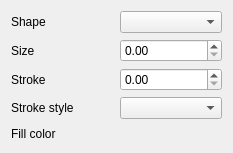
The window that SuSto-Engine-QT/shape.ui (SimonStoyanov/SuSto-Engine-QT) describes before a commit, drawn with Qt 5.
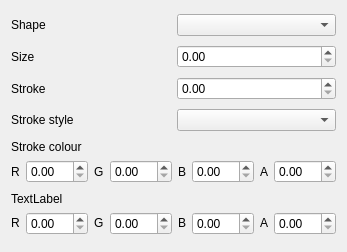
The same window after the commit.

Commit message: Working on component transform and shape

The edit to the form file:
```diff
--- a/SuSto-Engine-QT/shape.ui
+++ b/SuSto-Engine-QT/shape.ui
@@ -6,8 +6,8 @@
    <rect>
     <x>0</x>
     <y>0</y>
-    <width>233</width>
-    <height>153</height>
+    <width>347</width>
+    <height>252</height>
    </rect>
   </property>
   <property name="windowTitle">
@@ -77,16 +77,172 @@
     </layout>
    </item>
    <item>
-    <layout class="QHBoxLayout" name="scl_layout">
-     <property name="topMargin">
-      <number>0</number>
-     </property>
+    <layout class="QVBoxLayout" name="verticalLayout_3">
      <item>
       <widget class="QLabel" name="label_3">
+       <property name="sizePolicy">
+        <sizepolicy hsizetype="Preferred" vsizetype="Fixed">
+         <horstretch>0</horstretch>
+         <verstretch>0</verstretch>
+        </sizepolicy>
+       </property>
        <property name="text">
-        <string>Fill color</string>
+        <string>Stroke colour</string>
        </property>
       </widget>
+     </item>
+     <item>
+      <layout class="QHBoxLayout" name="horizontalLayout_5">
+       <item>
+        <widget class="QLabel" name="label_6">
+         <property name="sizePolicy">
+          <sizepolicy hsizetype="Fixed" vsizetype="Preferred">
+           <horstretch>0</horstretch>
+           <verstretch>0</verstretch>
+          </sizepolicy>
+         </property>
+         <property name="text">
+          <string>R</string>
+         </property>
+        </widget>
+       </item>
+       <item>
+        <widget class="QDoubleSpinBox" name="doubleSpinBox_3"/>
+       </item>
+       <item>
+        <widget class="QLabel" name="label_7">
+         <property name="sizePolicy">
+          <sizepolicy hsizetype="Fixed" vsizetype="Preferred">
+           <horstretch>0</horstretch>
+           <verstretch>0</verstretch>
+          </sizepolicy>
+         </property>
+         <property name="text">
+          <string>G</string>
+         </property>
+        </widget>
+       </item>
+       <item>
+        <widget class="QDoubleSpinBox" name="doubleSpinBox"/>
+       </item>
+       <item>
+        <widget class="QLabel" name="label_8">
+         <property name="sizePolicy">
+          <sizepolicy hsizetype="Fixed" vsizetype="Preferred">
+           <horstretch>0</horstretch>
+           <verstretch>0</verstretch>
+          </sizepolicy>
+         </property>
+         <property name="text">
+          <string>B</string>
+         </property>
+        </widget>
+       </item>
+       <item>
+        <widget class="QDoubleSpinBox" name="doubleSpinBox_2"/>
+       </item>
+       <item>
+        <widget class="QLabel" name="label_9">
+         <property name="sizePolicy">
+          <sizepolicy hsizetype="Fixed" vsizetype="Preferred">
+           <horstretch>0</horstretch>
+           <verstretch>0</verstretch>
+          </sizepolicy>
+         </property>
+         <property name="text">
+          <string>A</string>
+         </property>
+        </widget>
+       </item>
+       <item>
+        <widget class="QDoubleSpinBox" name="doubleSpinBox_4"/>
+       </item>
+      </layout>
+     </item>
+    </layout>
+   </item>
+   <item>
+    <layout class="QVBoxLayout" name="verticalLayout_4">
+     <item>
+      <widget class="QLabel" name="label_10">
+       <property name="sizePolicy">
+        <sizepolicy hsizetype="Preferred" vsizetype="Fixed">
+         <horstretch>0</horstretch>
+         <verstretch>0</verstretch>
+        </sizepolicy>
+       </property>
+       <property name="text">
+        <string>TextLabel</string>
+       </property>
+      </widget>
+     </item>
+     <item>
+      <layout class="QHBoxLayout" name="horizontalLayout_6">
+       <item>
+        <widget class="QLabel" name="label_11">
+         <property name="sizePolicy">
+          <sizepolicy hsizetype="Fixed" vsizetype="Fixed">
+           <horstretch>0</horstretch>
+           <verstretch>0</verstretch>
+          </sizepolicy>
+         </property>
+         <property name="text">
+          <string>R</string>
+         </property>
+        </widget>
+       </item>
+       <item>
+        <widget class="QDoubleSpinBox" name="doubleSpinBox_5"/>
+       </item>
+       <item>
+        <widget class="QLabel" name="label_12">
+         <property name="sizePolicy">
+          <sizepolicy hsizetype="Fixed" vsizetype="Fixed">
+           <horstretch>0</horstretch>
+           <verstretch>0</verstretch>
+          </sizepolicy>
+         </property>
+         <property name="text">
+          <string>G</string>
+         </property>
+        </widget>
+       </item>
+       <item>
+        <widget class="QDoubleSpinBox" name="doubleSpinBox_6"/>
+       </item>
+       <item>
+        <widget class="QLabel" name="label_13">
+         <property name="sizePolicy">
+          <sizepolicy hsizetype="Fixed" vsizetype="Fixed">
+           <horstretch>0</horstretch>
+           <verstretch>0</verstretch>
+          </sizepolicy>
+         </property>
+         <property name="text">
+          <string>B</string>
+         </property>
+        </widget>
+       </item>
+       <item>
+        <widget class="QDoubleSpinBox" name="doubleSpinBox_7"/>
+       </item>
+       <item>
+        <widget class="QLabel" name="label_14">
+         <property name="sizePolicy">
+          <sizepolicy hsizetype="Fixed" vsizetype="Fixed">
+           <horstretch>0</horstretch>
+           <verstretch>0</verstretch>
+          </sizepolicy>
+         </property>
+         <property name="text">
+          <string>A</string>
+         </property>
+        </widget>
+       </item>
+       <item>
+        <widget class="QDoubleSpinBox" name="doubleSpinBox_8"/>
+       </item>
+      </layout>
      </item>
     </layout>
    </item>
```
The commit also changes 16 other files.
